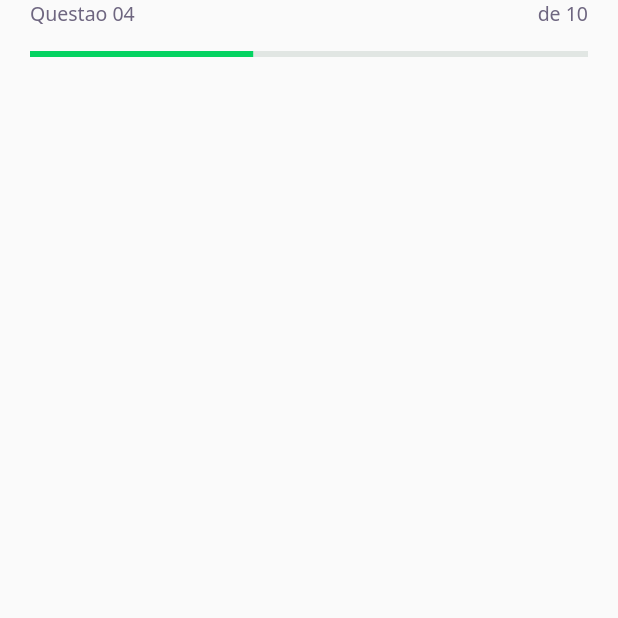
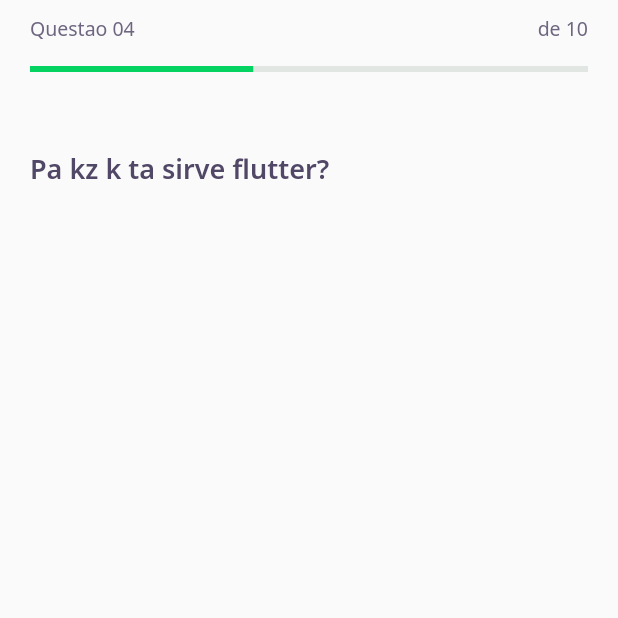
Before and after one commit to KevenAndrade/FlutterQuiz, a Flutter app: the screen it shows after launch, on a phone screen of 412 x 824 dp, the top half of it. Run offline on Flutter 3.47's test engine with Material 2 defaults, Android fonts, the light colour scheme and no system bars; our stand-ins replace google_fonts.

Commit message:
question

```diff
--- a/lib/challenge/challenge_page.dart
+++ b/lib/challenge/challenge_page.dart
@@ -1,4 +1,6 @@
 import 'package:flutter/material.dart';
+import 'package:flutterquiz/challenge/widgets/awnser.dart';
+import 'package:flutterquiz/challenge/widgets/question.dart';
 import 'package:flutterquiz/challenge/widgets/question_indicator.dart';
 
 class ChalengePage extends StatefulWidget {
@@ -13,7 +15,13 @@
       appBar: PreferredSize(
           preferredSize:Size.fromHeight(60),
           child: SafeArea(top:true, child: QuestionIndicator()),
-        )
+        ),
+      body: Column(
+        children: [
+          Question(question:"Pa kz k ta sirve flutter?"),
+
+        ],
+      )
     );
   }
 }
--- /dev/null
+++ b/lib/challenge/widgets/question.dart
@@ -0,0 +1,21 @@
+import 'package:flutter/material.dart';
+import 'package:flutterquiz/core/app_text_styles.dart';
+
+class Question extends StatelessWidget {
+  final String question;
+
+  const Question({Key? key, required this.question}) : super(key: key);
+
+  @override
+  Widget build(BuildContext context) {
+    return Container(
+      padding: const EdgeInsets.symmetric(horizontal:20, vertical: 40),
+      child: Column(
+        children: [
+          Text(question, style: AppTextStyles.heading),
+          SizedBox(height:24),
+        ],
+      )
+    );
+  }
+}
--- a/lib/challenge/widgets/question_indicator.dart
+++ b/lib/challenge/widgets/question_indicator.dart
@@ -1,4 +1,5 @@
 import 'package:flutter/material.dart';
+import 'package:flutterquiz/challenge/widgets/awnser.dart';
 import 'package:flutterquiz/core/app_colors.dart';
 import 'package:flutterquiz/core/app_text_styles.dart';
 import 'package:flutterquiz/shared/progress.dart';
@@ -10,6 +11,7 @@
     return Container(
         padding: const EdgeInsets.symmetric(horizontal: 20),
         child: Column(children: [
+          SizedBox(height:10),
           Row(mainAxisAlignment: MainAxisAlignment.spaceBetween, children: [
             Text("Questao 04", style: AppTextStyles.body),
             Text(
@@ -18,7 +20,7 @@
             )
           ]),
           SizedBox(height:16),
-          Progress(value:0.4)
+          Progress(value:0.4),
         ]));
   }
 }
```
Also changed, not shown: lib/challenge/widgets/awnser.dart (added, +74 -0 lines).
